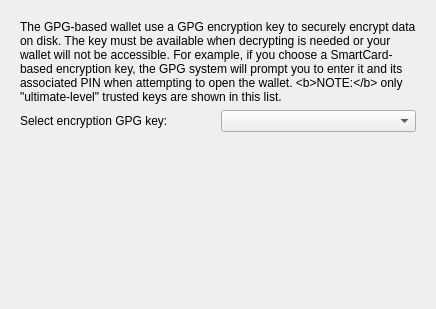
Above: kwalletd/kwalletwizardpagegpgkey.ui from KDE/kde-runtime before the change. Below: the same form after it.
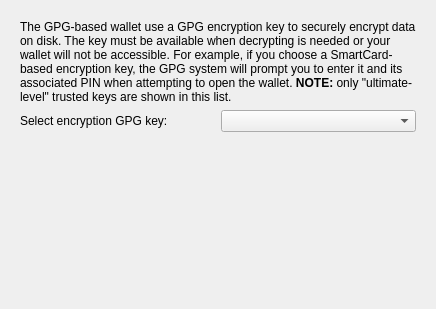
That is the form after the change.

Commit message: Fix overescaped <b></b> tags

What changed in the file:
```diff
--- a/kwalletd/kwalletwizardpagegpgkey.ui
+++ b/kwalletd/kwalletwizardpagegpgkey.ui
@@ -21,7 +21,7 @@
        <item>
         <widget class="QLabel" name="label_3">
          <property name="text">
-          <string>&lt;html&gt;&lt;head/&gt;&lt;body&gt;&lt;p&gt;The GPG-based wallet use a GPG encryption key to securely encrypt data on disk. The key must be available when decrypting is needed or your wallet will not be accessible. For example, if you choose a SmartCard-based encryption key, the GPG system will prompt you to enter it and its associated PIN when attempting to open the wallet. &amp;lt;b&amp;gt;NOTE:&amp;lt;/b&amp;gt; only &amp;quot;ultimate-level&amp;quot; trusted keys are shown in this list.&lt;/p&gt;&lt;/body&gt;&lt;/html&gt;</string>
+          <string>&lt;html&gt;&lt;head/&gt;&lt;body&gt;&lt;p&gt;The GPG-based wallet use a GPG encryption key to securely encrypt data on disk. The key must be available when decrypting is needed or your wallet will not be accessible. For example, if you choose a SmartCard-based encryption key, the GPG system will prompt you to enter it and its associated PIN when attempting to open the wallet. &lt;b&gt;NOTE:&lt;/b&gt; only &amp;quot;ultimate-level&amp;quot; trusted keys are shown in this list.&lt;/p&gt;&lt;/body&gt;&lt;/html&gt;</string>
          </property>
          <property name="wordWrap">
           <bool>true</bool>
```
